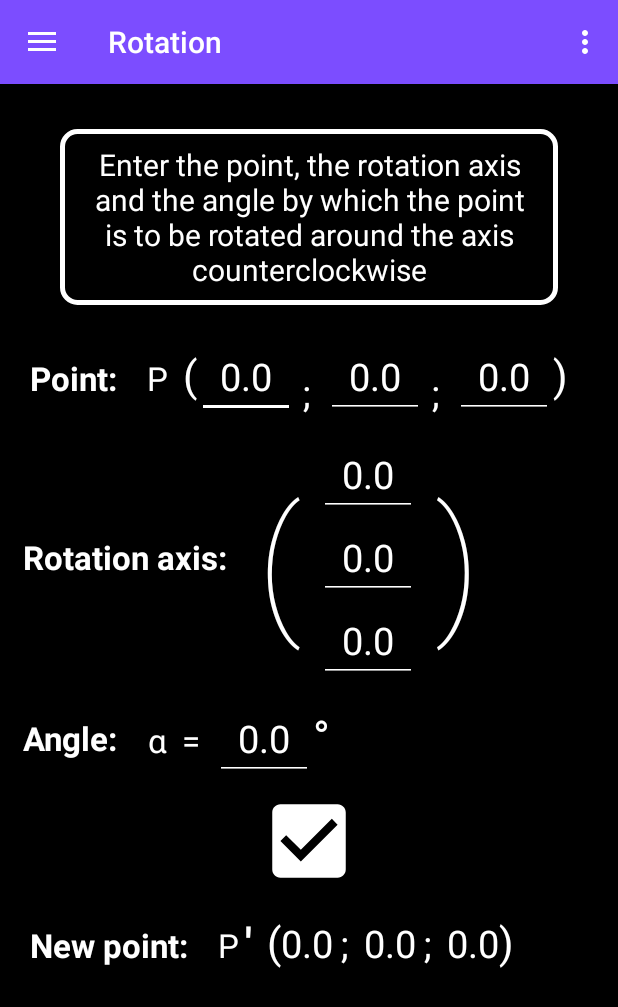
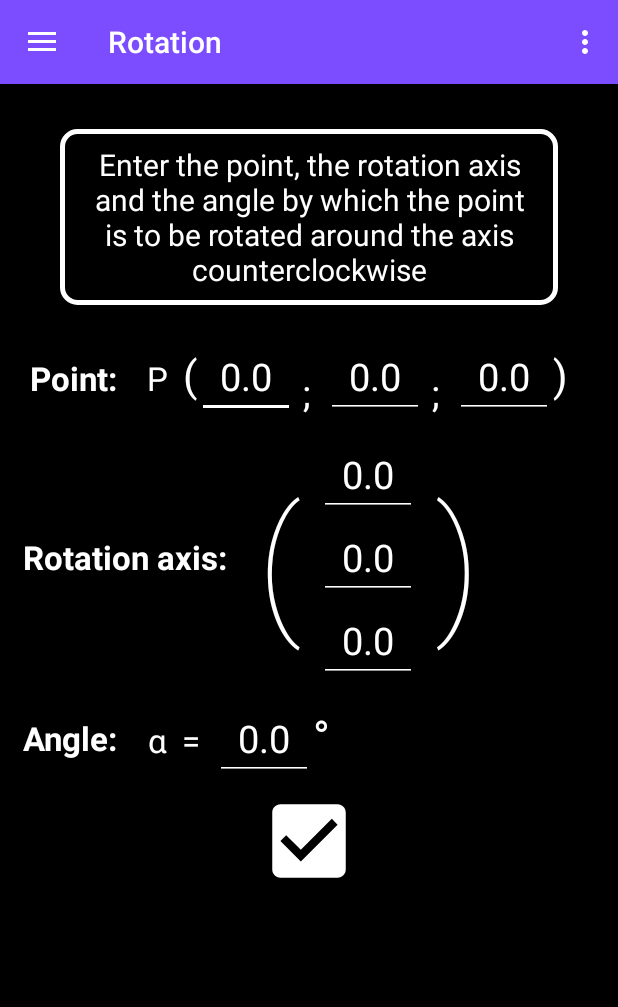
Before and after one commit to lenaaa-l/Quaternion-Calculator, an Android app: the screen it shows after launch (MainActivity), in the side drawer, after a tap on "Rotation", on a phone screen of 412 x 824 dp. Shown: the top 1007 px of the screen. Run offline under Robolectric (Android 15) with nearby library versions, the phone set to English and light mode, and no system bars; our stand-ins replace navigation-ui; Roboto replaces fonts that are not available here.

Commit message:
init rotation-page

```diff
--- a/app/src/main/java/com/example/quaternion_calculator/ui/rotation/RotationFragment.java
+++ b/app/src/main/java/com/example/quaternion_calculator/ui/rotation/RotationFragment.java
@@ -4,6 +4,9 @@ import android.os.Bundle;
 import android.view.LayoutInflater;
 import android.view.View;
 import android.view.ViewGroup;
+import android.widget.EditText;
+import android.widget.ImageButton;
+import android.widget.LinearLayout;
 import android.widget.TextView;
 
 import androidx.annotation.NonNull;
@@ -16,15 +19,46 @@ import com.example.quaternion_calculator.R;
 
 public class RotationFragment extends Fragment {
 
-    private RotationViewModel rotationViewModel;
+    private EditText x_point, y_point, z_point, x_axis, y_axis, z_axis, angle;
+    private LinearLayout result;
+    private TextView x_new_point, y_new_point, z_new_point;
+    private ImageButton confirm;
 
     public View onCreateView(@NonNull LayoutInflater inflater,
                              ViewGroup container, Bundle savedInstanceState) {
-        rotationViewModel =
-                ViewModelProviders.of(this).get(RotationViewModel.class);
+
         View root = inflater.inflate(R.layout.fragment_rotation, container, false);
+
+        init(root);
 
 
         return root;
     }
+
+    private void init(View root) {
+        // Input point
+        x_point = root.findViewById(R.id.x_point_rotation);
+        y_point = root.findViewById(R.id.y_point_rotation);
+        z_point = root.findViewById(R.id.z_point_rotation);
+
+        // Input axis
+        x_axis = root.findViewById(R.id.x_rotation_axis);
+        y_axis = root.findViewById(R.id.y_rotation_axis);
+        z_axis = root.findViewById(R.id.z_rotation_axis);
+
+        // Input angle
+        angle = root.findViewById(R.id.angle_rotation);
+
+        // Result point
+        x_new_point = root.findViewById(R.id.x2_point_rotation);
+        y_new_point = root.findViewById(R.id.y2_point_rotation);
+        z_new_point = root.findViewById(R.id.z2_point_rotation);
+
+        // Linear layout
+        result = root.findViewById(R.id.layout_new_point_rotation);
+        result.setVisibility(View.GONE);
+
+        // Confirm button
+        confirm = root.findViewById(R.id.btn_enter_rotation);
+    }
 }
--- a/app/src/main/java/com/example/quaternion_calculator/ui/rotation/RotationViewModel.java
+++ /dev/null
@@ -1,19 +0,0 @@
-package com.example.quaternion_calculator.ui.rotation;
-
-import androidx.lifecycle.LiveData;
-import androidx.lifecycle.MutableLiveData;
-import androidx.lifecycle.ViewModel;
-
-public class RotationViewModel extends ViewModel {
-
-    private MutableLiveData<String> mText;
-
-    public RotationViewModel() {
-        mText = new MutableLiveData<>();
-        mText.setValue("This is slideshow fragment");
-    }
-
-    public LiveData<String> getText() {
-        return mText;
-    }
-}
--- a/app/src/main/res/layout/fragment_rotation.xml
+++ b/app/src/main/res/layout/fragment_rotation.xml
@@ -301,7 +301,7 @@
     </LinearLayout>
 
     <ImageButton
-        android:id="@+id/btn_enter_features"
+        android:id="@+id/btn_enter_rotation"
         android:layout_width="65dp"
         android:layout_height="65dp"
         android:background="@drawable/ic_baseline_check_box_24"
```
